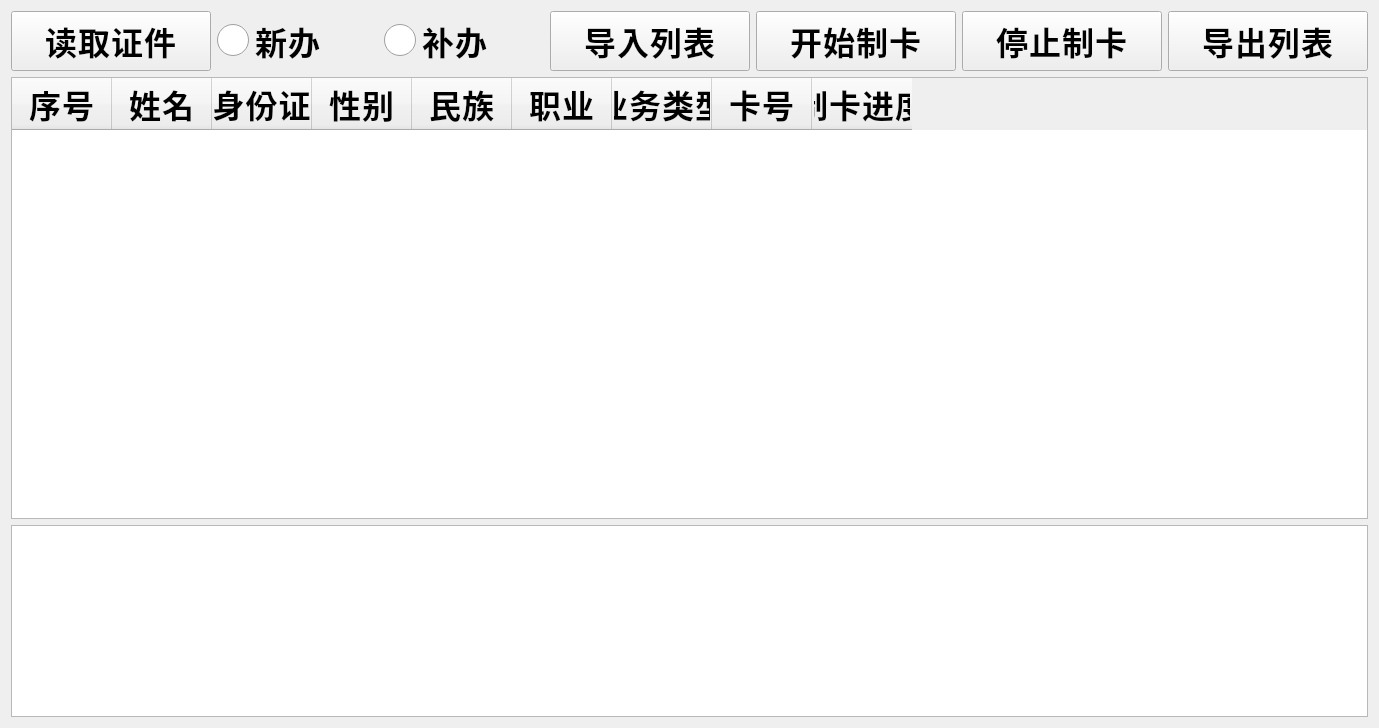
First picture: the form in SSCard_System/Sys_batchmakecard.ui, repository leithergit/SSCard_System, before the edit.
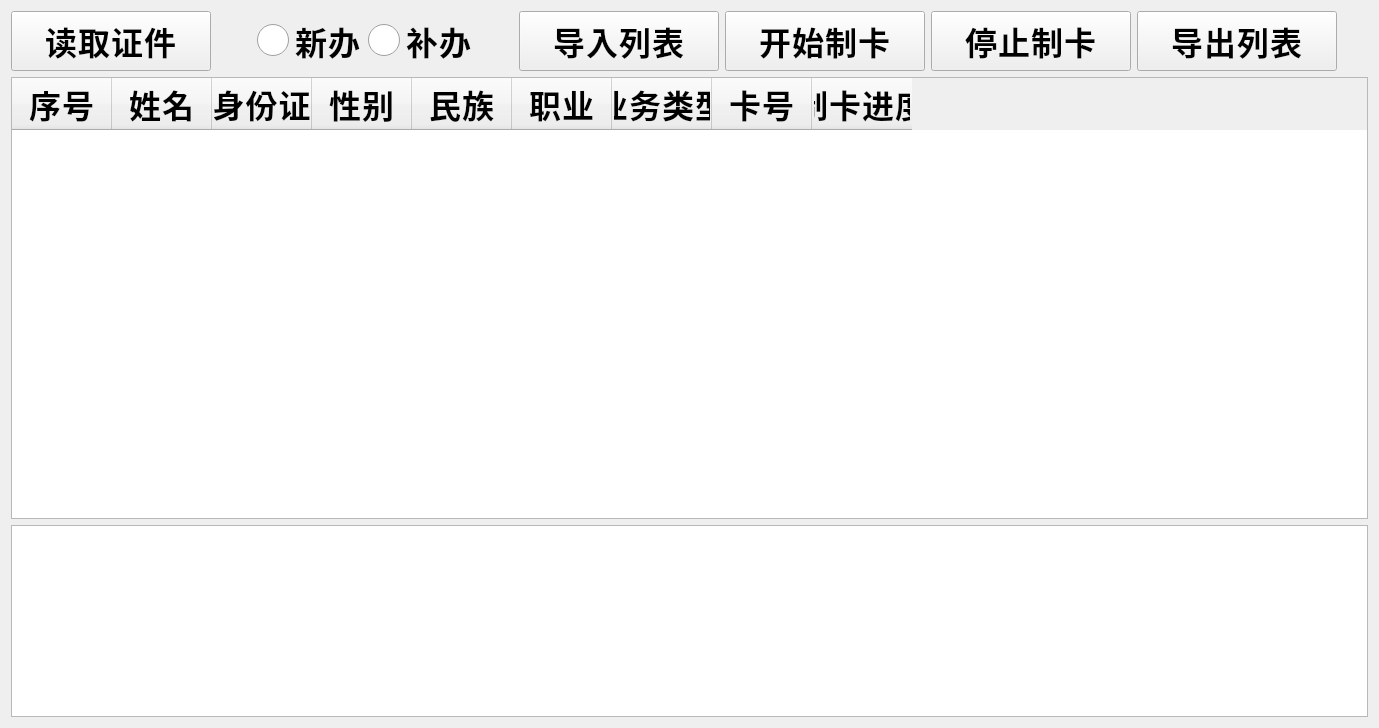
Second picture: the form after the edit. Icons and pictures are not drawn.

Patch:
```diff
--- a/SSCard_System/Sys_batchmakecard.ui
+++ b/SSCard_System/Sys_batchmakecard.ui
@@ -44,6 +44,22 @@
        </property>
       </widget>
      </item>
+     <item>
+      <spacer name="horizontalSpacer_3">
+       <property name="orientation">
+        <enum>Qt::Horizontal</enum>
+       </property>
+       <property name="sizeType">
+        <enum>QSizePolicy::Fixed</enum>
+       </property>
+       <property name="sizeHint" stdset="0">
+        <size>
+         <width>40</width>
+         <height>20</height>
+        </size>
+       </property>
+      </spacer>
+     </item>
      <item>
       <widget class="QRadioButton" name="radioButton_NewCard">
        <property name="styleSheet">
@@ -84,6 +100,22 @@
        </property>
       </widget>
      </item>
+     <item>
+      <spacer name="horizontalSpacer_2">
+       <property name="orientation">
+        <enum>Qt::Horizontal</enum>
+       </property>
+       <property name="sizeType">
+        <enum>QSizePolicy::Fixed</enum>
+       </property>
+       <property name="sizeHint" stdset="0">
+        <size>
+         <width>40</width>
+         <height>20</height>
+        </size>
+       </property>
+      </spacer>
+     </item>
      <item>
       <widget class="QPushButton" name="pushButton_ImportList">
        <property name="minimumSize">
@@ -160,6 +192,19 @@
        </property>
       </widget>
      </item>
+     <item>
+      <spacer name="horizontalSpacer">
+       <property name="orientation">
+        <enum>Qt::Horizontal</enum>
+       </property>
+       <property name="sizeHint" stdset="0">
+        <size>
+         <width>40</width>
+         <height>20</height>
+        </size>
+       </property>
+      </spacer>
+     </item>
     </layout>
    </item>
    <item>
```
